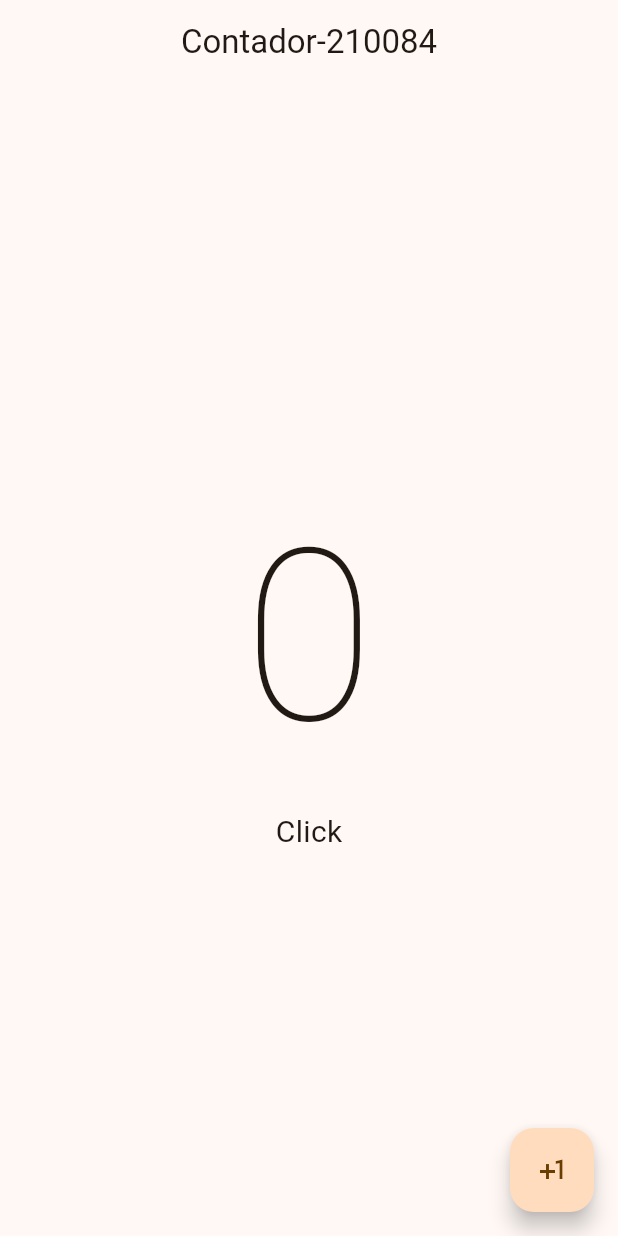
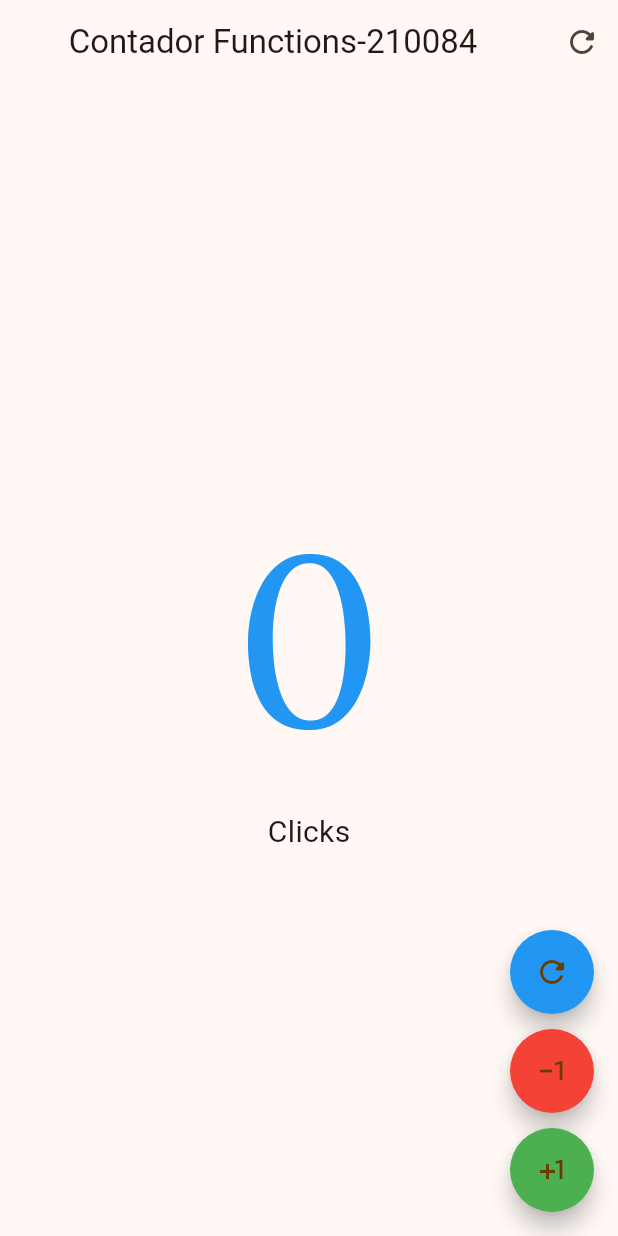
Before and after one commit to Janeth-Ahuacatitla/DMI-10A-HelloWorld-Flutter-210084, a Flutter app: the screen it shows after launch, on a phone screen of 412 x 824 dp. Run offline on Flutter 3.47's test engine with Material 3 defaults, Android fonts, the light colour scheme and no system bars.

Commit message:
Tarea fuente
Cambiar la fuente de la app a Lora

```diff
--- a/helloworld_app_210084/lib/main.dart
+++ b/helloworld_app_210084/lib/main.dart
@@ -1,5 +1,6 @@
 import 'package:flutter/material.dart';
-import 'package:helloworld_app_210084/presentation/screen/counter/counter_screen.dart';
+//import 'package:helloworld_app_210084/presentation/screen/counter/counter_screen.dart';
+import 'package:helloworld_app_210084/presentation/screen/counter/counter_functions_screen.dart';
 
 void main() {
   runApp(MyApp());
@@ -16,7 +17,7 @@ class MyApp extends StatelessWidget {
         colorSchemeSeed: Colors.orange
       ),
       home: Scaffold(
-        body: const CounterScreen(),
+       body: const CounterFunctionsScreen(),
       )
     );
   }
--- /dev/null
+++ b/helloworld_app_210084/lib/presentation/screen/counter/counter_functions_screen.dart
@@ -0,0 +1,117 @@
+import 'package:flutter/material.dart';
+
+class CounterFunctionsScreen extends StatefulWidget {
+  const CounterFunctionsScreen({super.key});
+
+  @override
+  State<CounterFunctionsScreen> createState() => _CounterFunctionsScreenState();
+}
+
+class _CounterFunctionsScreenState extends State<CounterFunctionsScreen> {
+  int clickCounter = 0;
+
+  void increment() {
+    setState(() {
+      clickCounter++;
+    });
+  }
+
+  void decrement() {
+    setState(() {
+      clickCounter--;
+    });
+  }
+
+  void reset() {
+    setState(() {
+      clickCounter = 0;
+    });
+  }
+
+  @override
+  Widget build(BuildContext context) {
+    // Determinar el color basado en el valor del contador
+    Color counterColor = clickCounter == 0
+        ? Colors.blue
+        : clickCounter > 0
+            ? Colors.green
+            : Colors.red;
+
+    return Scaffold(
+      appBar: AppBar(
+        title: const Center(child: Text('Contador Functions-210084')),
+        actions: [
+          IconButton(
+              icon: const Icon(Icons.refresh_rounded),
+              onPressed: reset)
+        ],
+      ),
+      body: Center(
+        child: Column(
+          mainAxisAlignment: MainAxisAlignment.center,
+          children: [
+            Text(
+              '$clickCounter',
+              style: TextStyle(
+                fontSize: 160,
+                fontWeight: FontWeight.w100,
+                fontFamily: 'Lora', // Cambiar tipografía
+                color: counterColor, // Color dinámico
+              ),
+            ),
+            Text(
+              clickCounter == 1 ? 'Click' : 'Clicks',
+              style: const TextStyle(fontSize: 20),
+            ),
+          ],
+        ),
+      ),
+      floatingActionButton: Column(
+        mainAxisAlignment: MainAxisAlignment.end,
+        children: [
+          const SizedBox(height: 10),
+          CustomButton(
+            icon: Icons.refresh_rounded,
+            onPressed: reset,
+            backgroundColor: Colors.blue, // Botón de reiniciar
+          ),
+          const SizedBox(height: 10),
+          CustomButton(
+            icon: Icons.exposure_minus_1_outlined,
+            onPressed: decrement,
+            backgroundColor: Colors.red, // Botón de restar
+          ),
+          const SizedBox(height: 10),
+          CustomButton(
+            icon: Icons.plus_one,
+            onPressed: increment,
+            backgroundColor: Colors.green, // Botón de sumar
+          ),
+        ],
+      ),
+    );
+  }
+}
+
+class CustomButton extends StatelessWidget {
+  final IconData icon;
+  final VoidCallback? onPressed;
+  final Color backgroundColor;
+
+  const CustomButton({
+    super.key,
+    required this.icon,
+    this.onPressed,
+    required this.backgroundColor,
+  });
+
+  @override
+  Widget build(BuildContext context) {
+    return FloatingActionButton(
+      shape: const StadiumBorder(),
+      onPressed: onPressed,
+      backgroundColor: backgroundColor,
+      child: Icon(icon),
+    );
+  }
+}
--- a/helloworld_app_210084/lib/presentation/screen/counter/counter_screen.dart
+++ b/helloworld_app_210084/lib/presentation/screen/counter/counter_screen.dart
@@ -17,7 +17,17 @@ class _CounterScreenState extends State<CounterScreen> {
     return Scaffold(
       appBar: AppBar(
         title: const  Center(
-    child: Text('Contador-210084')),
+    child: Text('Contador Functions-210084')),
+    actions: [
+      IconButton(
+        icon: const Icon(Icons.refresh_rounded),
+        onPressed: (){
+          setState(() {
+
+          });
+        })
+    ],
+
       ),
       body: Center(
         child: Column(
@@ -26,7 +36,7 @@ class _CounterScreenState extends State<CounterScreen> {
             Text('$clickCounter',
                 style: const TextStyle(fontSize: 160, fontWeight: FontWeight.w100)),
            Text(
-            clickCounter <= 1 ? 'Click' : 'Clicks',
+            clickCounter == 1 || clickCounter == -1 ? 'Click' : 'Clicks',
             style: const TextStyle(fontSize: 20))
           ],
         ),
@@ -38,7 +48,7 @@ class _CounterScreenState extends State<CounterScreen> {
             clickCounter ++;
           });
         },
-        child: Icon(Icons.plus_one),
+        child: const Icon(Icons.plus_one),
       ),
     );
   }
```
Also changed, not shown: helloworld_app_210084/pubspec.yaml (+10 -0 lines), helloworld_app_210084/assets/fonts/Lora-Bold.ttf (added), helloworld_app_210084/assets/fonts/Lora-Regular.ttf (added).
